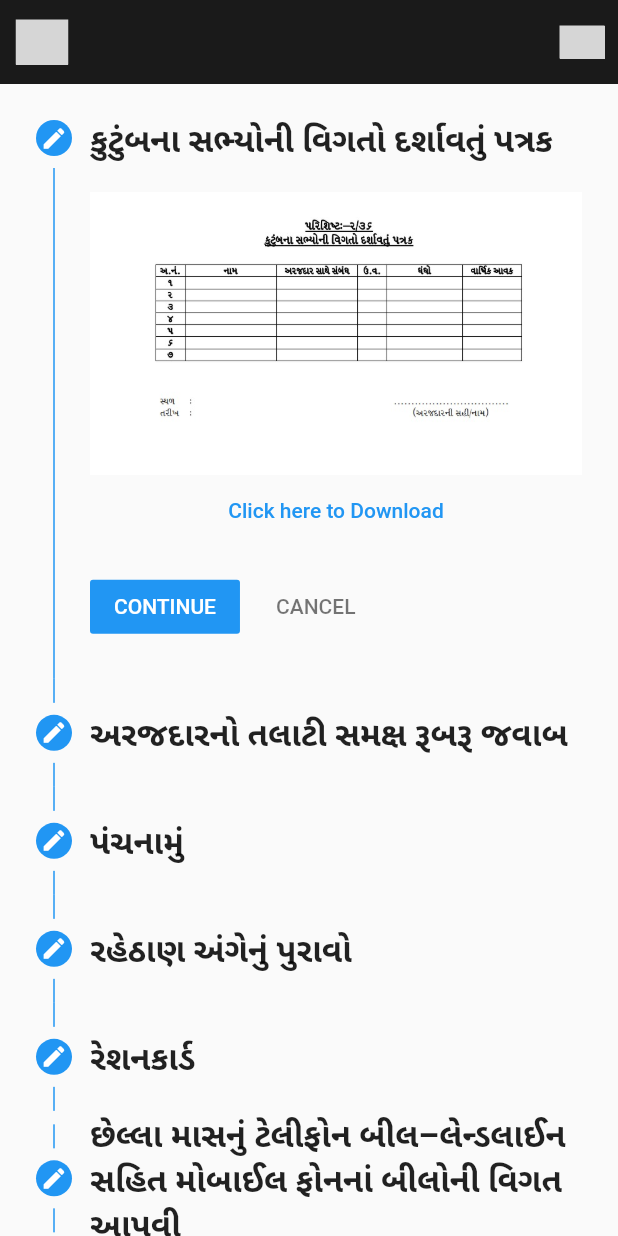
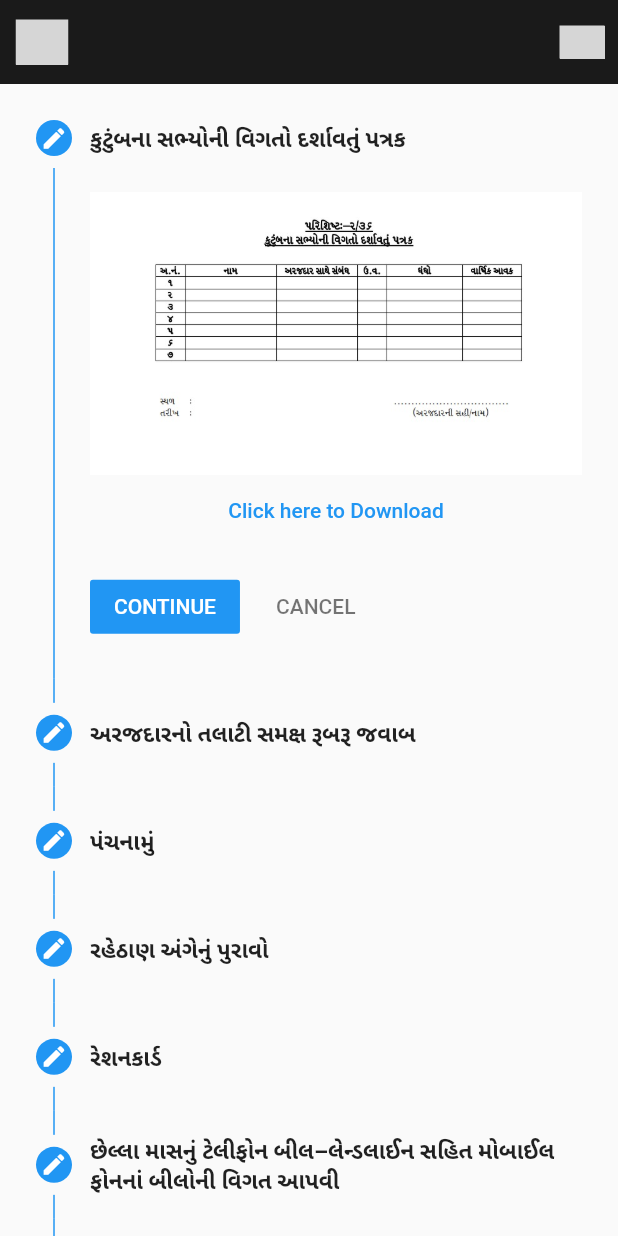
Before and after one commit to yash1001-sojitra/mygovern, a Flutter app: the screen it shows after launch, after a tap on "આવક પ્રમાણપત્ર", on a phone screen of 412 x 824 dp. Run offline on Flutter 3.47's test engine with Material 2 defaults, Android fonts, the phone set to English and light mode, and no system bars; our stand-ins replace flutter_svg, lottie, shared_preferences; missing offline and left inert: image_downloader; grey boxes are pictures that could not be loaded.

Commit message:
bookmark card

```diff
--- a/lib/Logic/Widgets/document_card.dart
+++ b/lib/Logic/Widgets/document_card.dart
@@ -41,8 +41,8 @@ class DocCard1 extends StatelessWidget {
                         textAlign: TextAlign.center,
                         style: const TextStyle(
                             fontSize: 18,
-                            fontWeight: FontWeight.w600,
-                            color: Color.fromARGB(255, 93, 23, 105)))),
+                            fontWeight: FontWeight.w500,
+                            color: Colors.black))),
               ],
             ),
           ),
--- a/lib/Logic/Widgets/document_card2.dart
+++ b/lib/Logic/Widgets/document_card2.dart
@@ -23,14 +23,11 @@ class DocCard2 extends StatelessWidget {
                   borderRadius: BorderRadius.circular(50)),
               child: CircleAvatar(
                 backgroundColor: Colors.white,
-                radius: 45,
-                child: Padding(
-                  padding: const EdgeInsets.only(top: 8.0, left: 10),
-                  child: Image.asset(
-                    documentimage,
-                    height: 60,
-                    width: 60,
-                  ),
+                radius: 35,
+                child: Image.asset(
+                  documentimage,
+                  height: 40,
+                  width: 40,
                 ),
               ),
             ),
@@ -47,9 +44,9 @@ class DocCard2 extends StatelessWidget {
                         overflow: TextOverflow.clip,
                         textAlign: TextAlign.center,
                         style: TextStyle(
-                            fontSize: 15,
-                            fontWeight: FontWeight.w900,
-                            color: Color.fromARGB(255, 93, 23, 105)))),
+                            fontSize: 13,
+                            fontWeight: FontWeight.w500,
+                            color: Colors.black))),
               ],
             ),
           ],
--- a/lib/Screens/BottomBar_Screen/home_screen.dart
+++ b/lib/Screens/BottomBar_Screen/home_screen.dart
@@ -1,3 +1,5 @@
+// ignore_for_file: prefer_interpolation_to_compose_strings
+
 import 'package:flutter/material.dart';
 import 'package:mygovern/Core/Constant/string.dart';
 import 'package:mygovern/Core/Theme/app_theme.dart';
@@ -17,12 +19,28 @@ class HomeScreen extends StatelessWidget {
       "વારસાઈ પ્રમાણપત્ર"
     ];
 
+    List documenticon = [
+      "national.png",
+      "national.png",
+      "national.png",
+      "national.png",
+      "national.png"
+    ];
+
     List categorys = [
       "નાગરિક સેવાઓ",
       "રેશન કાર્ડ",
       "આવક(Revenue)/ જમીન",
       "મેજિસ્ટ્રિયલ",
       "અન્ય"
+    ];
+
+    List categoryicon = [
+      "nagrikta.png",
+      "rationcard.png",
+      "incom.png",
+      "majistralier.png",
+      "other.png"
     ];
     return SingleChildScrollView(
       child: Container(
@@ -40,7 +58,7 @@ class HomeScreen extends StatelessWidget {
                 children: [
                   const Text(
                     "Related Documents",
-                    style: TextStyle(fontSize: 18, fontWeight: FontWeight.bold),
+                    style: TextStyle(fontSize: 16, fontWeight: FontWeight.bold),
                   ),
                   GestureDetector(
                     onTap: () {
@@ -48,9 +66,9 @@ class HomeScreen extends StatelessWidget {
                     },
                     child: const Text("View All",
                         style: TextStyle(
-                            fontSize: 18,
-                            fontWeight: FontWeight.w900,
-                            color: Colors.purple)),
+                            fontSize: 16,
+                            fontWeight: FontWeight.w500,
+                            color: Colors.black54)),
                   )
                 ],
               ),
@@ -68,7 +86,7 @@ class HomeScreen extends StatelessWidget {
                     },
                     child: DocCard1(
                       documentname: documentsname[index],
-                      documentimage: "assets/images/Mygov.png",
+                      documentimage: "assets/icons/" + documenticon[index],
                     ),
                   );
                 },
@@ -102,7 +120,7 @@ class HomeScreen extends StatelessWidget {
                     },
                     child: DocCard2(
                       documentname: categorys[index],
-                      documentimage: "assets/images/Mygov.png",
+                      documentimage: "assets/icons/" + categoryicon[index],
                     ),
                   );
                 },
@@ -118,7 +136,7 @@ class HomeScreen extends StatelessWidget {
                 children: [
                   const Text(
                     "Download Documents",
-                    style: TextStyle(fontSize: 18, fontWeight: FontWeight.bold),
+                    style: TextStyle(fontSize: 16, fontWeight: FontWeight.bold),
                   ),
                   GestureDetector(
                     onTap: () {
@@ -126,9 +144,9 @@ class HomeScreen extends StatelessWidget {
                     },
                     child: const Text("View All",
                         style: TextStyle(
-                            fontSize: 18,
-                            fontWeight: FontWeight.w900,
-                            color: Colors.purple)),
+                            fontSize: 16,
+                            fontWeight: FontWeight.w500,
+                            color: Colors.black54)),
                   )
                 ],
               ),
@@ -142,7 +160,7 @@ class HomeScreen extends StatelessWidget {
                 itemBuilder: (BuildContext context, int index) {
                   return DocCard2(
                     documentname: documentsname[index],
-                    documentimage: "assets/images/Mygov.png",
+                    documentimage: "assets/icons/" + documenticon[index],
                   );
                 },
               ),
--- a/lib/Screens/Details_Screen/category_details.dart
+++ b/lib/Screens/Details_Screen/category_details.dart
@@ -81,14 +81,14 @@ class _CategoryDetailsState extends State<CategoryDetails> {
         padding: const EdgeInsets.only(top: 20.0),
         child: GridView.builder(
           gridDelegate: const SliverGridDelegateWithFixedCrossAxisCount(
-              childAspectRatio: 0.6, crossAxisCount: 3),
+              childAspectRatio: 0.8, crossAxisCount: 3),
           itemCount: documentsname.length,
           // padding: EdgeInsets.all(10),
           shrinkWrap: true,
           itemBuilder: (BuildContext context, int index) {
             return DocCard2(
                 documentname: documentsname[index],
-                documentimage: "assets/images/Mygov.png");
+                documentimage: "assets/icons/national.png");
           },
         ),
       ),
--- a/lib/Screens/Details_Screen/detailspage.dart
+++ b/lib/Screens/Details_Screen/detailspage.dart
@@ -27,7 +27,7 @@ class _DocStepperViewState extends State<DocStepperView> {
     "ધંધો/વ્યવસાયના પુરાવા",
     "ધંધો/વ્યવસાયના આવકના છેલ્લા વર્ષના સરવૈયાની નકલ તથા ઇન્કમટેક્ષની નકલ"
   ];
-  final textstyle = TextStyle(fontSize: 22, fontWeight: FontWeight.bold);
+  final textstyle = TextStyle(fontSize: 15, fontWeight: FontWeight.bold);
   List<Step> stepList() => [
         Step(
           state:
@@ -187,7 +187,7 @@ class _DocStepperViewState extends State<DocStepperView> {
                   onPressed: () async {
                     try {
                       var imageId = await ImageDownloader.downloadImage(
-                          "assets/images/lightbill.jpeg");
+                          "https://encrypted-tbn0.gstatic.com/images?q=tbn:ANd9GcSw9AD7GKXlRpxHn-Tej5GsoBxCGo3H4fh8DJ-7rKIJ&s");
                       if (imageId == null) {
                         return print("Image download faild");
                       }
--- a/pubspec.yaml
+++ b/pubspec.yaml
@@ -43,7 +43,7 @@ dependencies:
   flutter_svg: ^1.0.3
   cached_network_image: ^3.2.0
   lottie: ^1.2.1
-  file_picker:
+  # file_picker:
   image_downloader: ^0.31.0
 
 
```
Also changed, not shown: lib/Logic/Widgets/bookmark_card.dart (added, +110 -0 lines), lib/Screens/BottomBar_Screen/bookmark.dart (+10 -2 lines), lib/Screens/Details_Screen/view_all_doc.dart (+4 -4 lines), assets/Icons/incom.png (added), assets/Icons/land.png (added), assets/Icons/majistralier.png (added), assets/Icons/nagrikta.png (added), assets/Icons/national.png (added), assets/Icons/non crimiliyer.png (added), assets/Icons/other.png (added), assets/Icons/rationcard.png (added), assets/Icons/widow.png (added), pubspec.lock, 2 other files.
